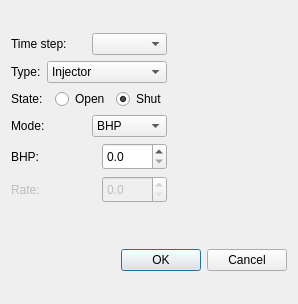
The window that modwellcontrolsdialog.ui (Kaneneal/FieldOptDriverGUI) describes before a commit, drawn with Qt 5.
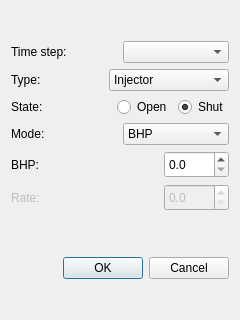
The same window after the commit.

Commit message: Set restrictions on dialog size (fixed in horizontal way), but extending in vertical way to be able to get a good look on a long list of items. (Parameters and Well Controls do not need vertical expansion.)

Diff of the .ui file:
```diff
--- a/modwellcontrolsdialog.ui
+++ b/modwellcontrolsdialog.ui
@@ -6,10 +6,28 @@
    <rect>
     <x>0</x>
     <y>0</y>
-    <width>298</width>
-    <height>304</height>
+    <width>240</width>
+    <height>320</height>
    </rect>
   </property>
+  <property name="sizePolicy">
+   <sizepolicy hsizetype="Fixed" vsizetype="Fixed">
+    <horstretch>0</horstretch>
+    <verstretch>0</verstretch>
+   </sizepolicy>
+  </property>
+  <property name="minimumSize">
+   <size>
+    <width>240</width>
+    <height>320</height>
+   </size>
+  </property>
+  <property name="maximumSize">
+   <size>
+    <width>240</width>
+    <height>320</height>
+   </size>
+  </property>
   <property name="windowTitle">
    <string>Dialog</string>
   </property>
@@ -179,19 +197,6 @@
          </item>
         </layout>
        </item>
-       <item>
-        <spacer name="horizontalSpacer">
-         <property name="orientation">
-          <enum>Qt::Horizontal</enum>
-         </property>
-         <property name="sizeHint" stdset="0">
-          <size>
-           <width>238</width>
-           <height>20</height>
-          </size>
-         </property>
-        </spacer>
-       </item>
       </layout>
      </item>
      <item>
```
The commit also changes 5 other files.
